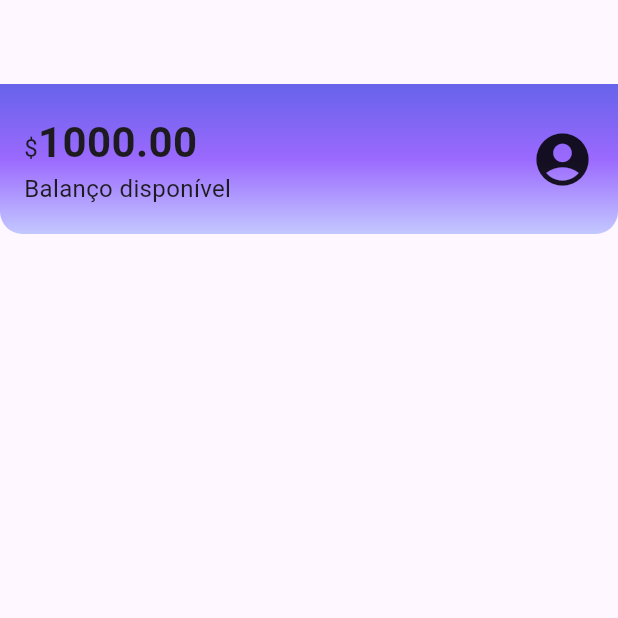
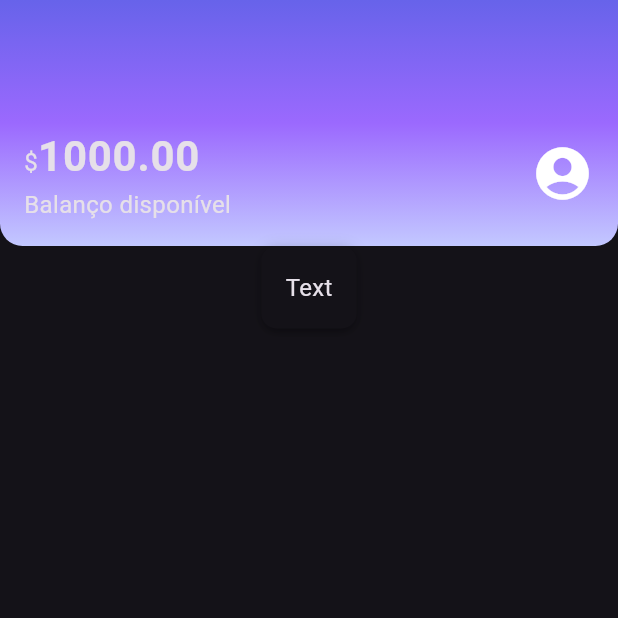
Before and after one commit to athosmartinez/cursoFlutter_Layouts, a Flutter app: the screen it shows after launch, on a phone screen of 412 x 824 dp, the top half of it. Run offline on Flutter 3.47's test engine with Material 3 defaults, Android fonts, the phone set to English and light mode, and no system bars.

Commit message:
adding themes

```diff
--- /dev/null
+++ b/cursoflutter_layouts/lib/components/box_card.dart
@@ -0,0 +1,21 @@
+import 'package:flutter/material.dart';
+import 'package:flutter/widgets.dart';
+
+class BoxCard extends StatelessWidget {
+  final Widget boxContent;
+  const BoxCard({super.key, required this.boxContent});
+
+  @override
+  Widget build(BuildContext context) {
+    return Container(
+      padding: const EdgeInsets.all(16),
+      decoration: BoxDecoration(
+        boxShadow: kElevationToShadow[3],
+        borderRadius: BorderRadius.circular(10),
+        color: Theme.of(context).cardColor
+
+      ),
+      child: boxContent,
+    );
+  }
+}
--- a/cursoflutter_layouts/lib/components/sections/header.dart
+++ b/cursoflutter_layouts/lib/components/sections/header.dart
@@ -1,3 +1,4 @@
+import 'package:cursoflutter_layouts/themes/theme_colors.dart';
 import 'package:flutter/material.dart';
 
 class Header extends StatelessWidget {
@@ -6,21 +7,16 @@ class Header extends StatelessWidget {
   @override
   Widget build(BuildContext context) {
     return Container(
-      height: 100,
       decoration: const BoxDecoration(
         gradient: LinearGradient(
           begin: Alignment.topCenter,
           end: Alignment.bottomCenter,
-          colors: <Color>[
-            Color.fromRGBO(103, 99, 234, 1),
-            Color.fromRGBO(155, 105, 254, 1),
-            Color.fromRGBO(195, 200, 255, 1)
-          ],
+          colors: ThemeColors.headerGradient,
         ),
         borderRadius: BorderRadius.vertical(bottom: Radius.circular(15)),
       ),
-      child: const Padding(
-        padding: EdgeInsets.fromLTRB(16.0, 16.0, 16.0, 16.0),
+      child: Padding(
+        padding: EdgeInsets.fromLTRB(16.0, 83.0, 16.0, 16.0),
         child: Row(
           mainAxisAlignment: MainAxisAlignment.spaceBetween,
           crossAxisAlignment: CrossAxisAlignment.center,
@@ -32,23 +28,20 @@ class Header extends StatelessWidget {
                 Text.rich(
                   TextSpan(
                     text: "\$",
-                    style: TextStyle(fontSize: 16),
                     children: <TextSpan>[
                       TextSpan(
                         text: "1000.00",
-                        style: TextStyle(
-                            fontSize: 28, fontWeight: FontWeight.bold),
+                        style: Theme.of(context).textTheme.bodyLarge,
                       ),
                     ],
                   ),
                 ),
-                Text(
+                const Text(
                   "Balanço disponível",
-                  style: TextStyle(fontSize: 16),
                 ),
               ],
             ),
-            Icon(
+            const Icon(
               Icons.account_circle,
               size: 42,
             )
--- a/cursoflutter_layouts/lib/main.dart
+++ b/cursoflutter_layouts/lib/main.dart
@@ -1,4 +1,5 @@
 import 'package:cursoflutter_layouts/screens/home_screen.dart';
+import 'package:cursoflutter_layouts/themes/my_theme.dart';
 import 'package:flutter/material.dart';
 
 void main() {
@@ -10,8 +11,9 @@ class Alubank extends StatelessWidget {
 
   @override
   Widget build(BuildContext context) {
-    return const MaterialApp(
+    return MaterialApp(
       title: "Alubank",
+      theme: MyTheme,
       home: home_screen(),
     );
   }
--- a/cursoflutter_layouts/lib/screens/home_screen.dart
+++ b/cursoflutter_layouts/lib/screens/home_screen.dart
@@ -1,3 +1,4 @@
+import 'package:cursoflutter_layouts/components/box_card.dart';
 import 'package:cursoflutter_layouts/components/sections/header.dart';
 import 'package:flutter/material.dart';
 
@@ -6,9 +7,10 @@ class home_screen extends StatelessWidget {
 
   @override
   Widget build(BuildContext context) {
-    return Scaffold(
-      appBar: AppBar(),
-      body: Header(),
+    return const Scaffold(
+      body: Column(
+        children: [Header(), BoxCard(boxContent: Text("Text"))],
+      ),
     );
   }
 }
--- /dev/null
+++ b/cursoflutter_layouts/lib/themes/my_theme.dart
@@ -0,0 +1,12 @@
+import 'package:cursoflutter_layouts/themes/theme_colors.dart';
+import 'package:flutter/material.dart';
+
+ThemeData MyTheme = ThemeData(
+  primarySwatch: ThemeColors.primaryColor,
+  primaryColor: ThemeColors.primaryColor,
+  brightness: Brightness.dark,
+  textTheme: const TextTheme(
+    bodyMedium: TextStyle(fontSize: 16),
+    bodyLarge: TextStyle(fontWeight: FontWeight.bold, fontSize: 28),
+  ),
+);
--- /dev/null
+++ b/cursoflutter_layouts/lib/themes/theme_colors.dart
@@ -0,0 +1,10 @@
+import 'package:flutter/material.dart';
+
+class ThemeColors {
+  static const MaterialColor primaryColor = Colors.purple;
+  static const List<Color> headerGradient = [
+    Color.fromRGBO(103, 99, 234, 1),
+    Color.fromRGBO(155, 105, 254, 1),
+    Color.fromRGBO(195, 200, 255, 1)
+  ];
+}
```
